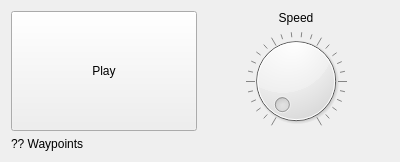
First picture: the form in MonkeyUI/PlayModeUi.ui, repository cvilas/LabMonkey, before the edit.
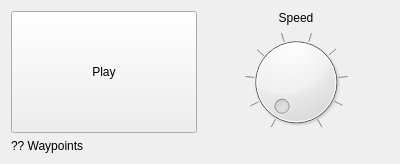
Second picture: the form after the edit.

```diff
--- a/MonkeyUI/PlayModeUi.ui
+++ b/MonkeyUI/PlayModeUi.ui
@@ -7,7 +7,7 @@
     <x>0</x>
     <y>0</y>
     <width>400</width>
-    <height>160</height>
+    <height>164</height>
    </rect>
   </property>
   <property name="windowTitle">
@@ -51,6 +51,27 @@
        <verstretch>0</verstretch>
       </sizepolicy>
      </property>
+     <property name="minimum">
+      <number>1</number>
+     </property>
+     <property name="maximum">
+      <number>10</number>
+     </property>
+     <property name="pageStep">
+      <number>1</number>
+     </property>
+     <property name="orientation">
+      <enum>Qt::Horizontal</enum>
+     </property>
+     <property name="invertedAppearance">
+      <bool>false</bool>
+     </property>
+     <property name="invertedControls">
+      <bool>false</bool>
+     </property>
+     <property name="wrapping">
+      <bool>false</bool>
+     </property>
      <property name="notchesVisible">
       <bool>true</bool>
      </property>
```
